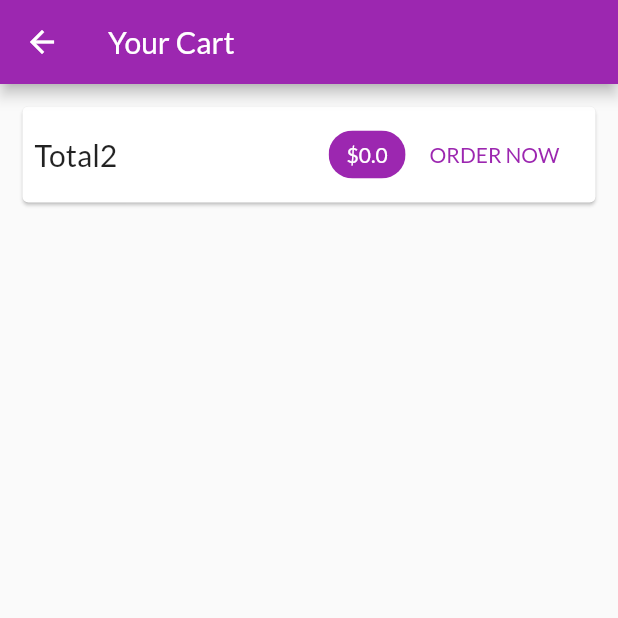
After one commit to amarin95/shop_app, a Flutter app: the CartScreen screen opened by its route, on a phone screen of 412 x 824 dp, the top half of it. The commit adds this screen. Run offline on Flutter 3.47's test engine with Material 2 defaults, Android fonts, the phone set to English and light mode, and no system bars; network calls fail.

Commit message:
cart item list + remove item

```diff
--- a/lib/main.dart
+++ b/lib/main.dart
@@ -1,5 +1,6 @@
 import 'package:flutter/material.dart';
 import 'package:flutter_complete_guide/providers/cart.dart';
+import 'package:flutter_complete_guide/screens/cart_screen.dart';
 import 'package:provider/provider.dart';
 
 import './screens/products_overview_screen.dart';
@@ -30,6 +31,7 @@ class MyApp extends StatelessWidget {
           home: ProductsOverviewScreen(),
           routes: {
             ProductDetailScreen.routeName: (ctx) => ProductDetailScreen(),
+            CartScreen.routeName: (ctx) => CartScreen(),
           }),
     );
   }
--- /dev/null
+++ b/lib/screens/cart_screen.dart
@@ -0,0 +1,64 @@
+import 'package:flutter/material.dart';
+
+import 'package:provider/provider.dart';
+import '../providers/cart.dart' show Cart;
+import '../widgets/cart_item.dart';
+
+class CartScreen extends StatelessWidget {
+  static const routeName = '/cart';
+  @override
+  Widget build(BuildContext context) {
+    final cart = Provider.of<Cart>(context);
+    return Scaffold(
+        appBar: AppBar(
+          title: Text('Your Cart'),
+        ),
+        body: Column(
+          children: [
+            Card(
+              margin: EdgeInsets.all(15),
+              child: Padding(
+                padding: EdgeInsets.all(8),
+                child: Row(
+                  mainAxisAlignment: MainAxisAlignment.spaceBetween,
+                  children: <Widget>[
+                    Text(
+                      'Total2',
+                      style: TextStyle(fontSize: 20),
+                    ),
+                    Spacer(),
+                    Chip(
+                      label: Text('\$${cart.totalAmount}',
+                          style: TextStyle(
+                            color: Theme.of(context).primaryTextTheme.title.color,
+                          )),
+                      backgroundColor: Theme.of(context).primaryColor,
+                    ),
+                    FlatButton(
+                      child: Text('ORDER NOW'),
+                      onPressed: () {},
+                      textColor: Theme.of(context).primaryColor,
+                    )
+                  ],
+                ),
+              ),
+            ),
+            SizedBox(
+              height: 10,
+            ),
+            Expanded(
+              child: ListView.builder(
+                itemCount: cart.items.length,
+                itemBuilder: (ctx, i) => CartItem(
+                  cart.items.values.toList()[i].id,
+                  cart.items.keys.toList()[i],
+                  cart.items.values.toList()[i].price,
+                  cart.items.values.toList()[i].quantity,
+                  cart.items.values.toList()[i].title,
+                ),
+              ),
+            )
+          ],
+        ));
+  }
+}
--- a/lib/screens/products_overview_screen.dart
+++ b/lib/screens/products_overview_screen.dart
@@ -5,6 +5,7 @@ import 'package:flutter_complete_guide/widgets/badge.dart';
 import 'package:provider/provider.dart';
 
 import '../widgets/products_grid.dart';
+import 'cart_screen.dart';
 
 enum FilterOptions {
   Favorites,
@@ -54,7 +55,9 @@ class _ProductsOverviewScreenState extends State<ProductsOverviewScreen> {
             builder: (_, cart, ch) => Badge(child: ch, value: cart.itemCount.toString()),
             child: IconButton(
               icon: Icon(Icons.shopping_cart),
-              onPressed: () {},
+              onPressed: () {
+                Navigator.of(context).pushNamed(CartScreen.routeName);
+              },
             ),
           )
         ],
```
Also changed, not shown: lib/providers/cart.dart (+39 -4 lines), lib/widgets/cart_item.dart (added, +67 -0 lines).
